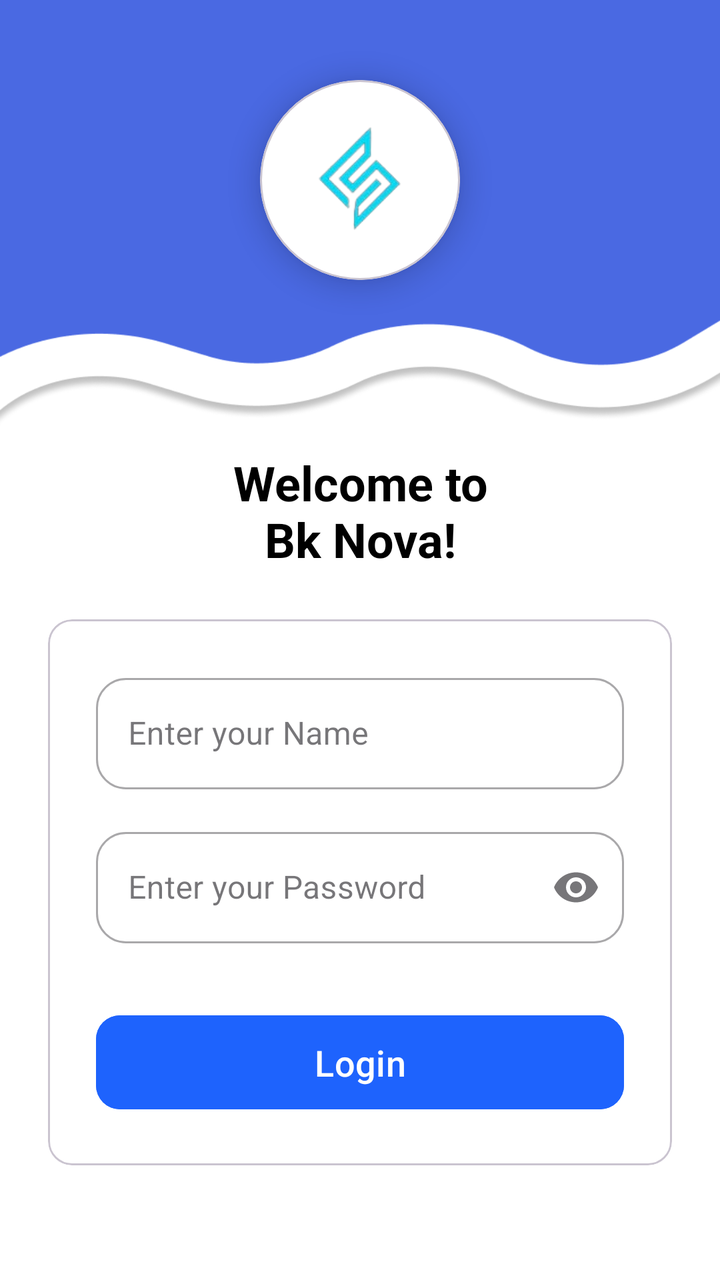
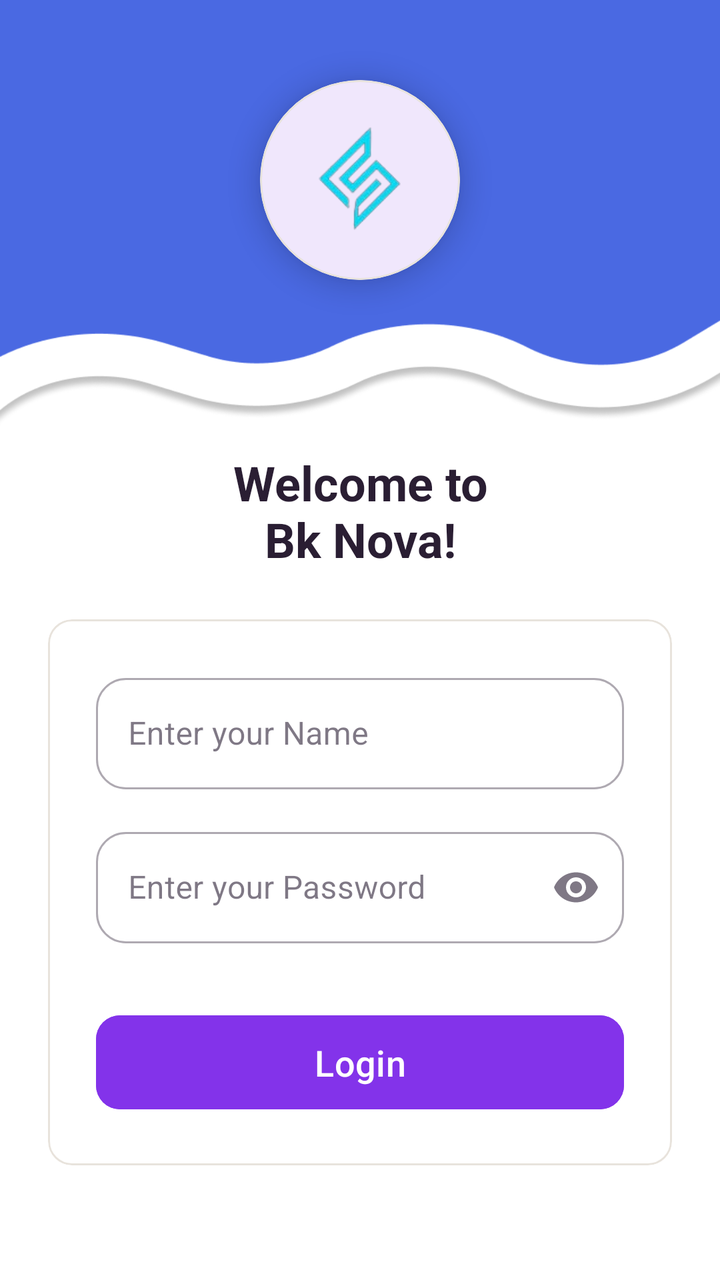

The first picture is an Android layout as it rendered before a commit; the second is the same layout after the commit. The layout source and the unified diff follow.
<!-- AndroidManifest.xml: application theme Theme.BkNova -->
<!-- res/layout/activity_login.xml -->
<?xml version="1.0" encoding="utf-8"?>
<androidx.core.widget.NestedScrollView xmlns:android="http://schemas.android.com/apk/res/android"
    xmlns:app="http://schemas.android.com/apk/res-auto"
    xmlns:tools="http://schemas.android.com/tools"
    android:layout_width="match_parent"
    android:layout_height="match_parent"
    android:fillViewport="true"
    android:background="@color/white">

    <androidx.constraintlayout.widget.ConstraintLayout
        android:id="@+id/main"
        android:layout_width="match_parent"
        android:layout_height="wrap_content"
        tools:context=".activity.LoginActivity">

        
        <FrameLayout
            android:id="@+id/header_container"
            android:layout_width="match_parent"
            android:layout_height="220dp"
            android:background="@drawable/img_1"
            app:layout_constraintTop_toTopOf="parent">

            <com.google.android.material.card.MaterialCardView
                android:id="@+id/logo_card"
                android:layout_width="100dp"
                android:layout_height="100dp"
                android:layout_gravity="center"
                android:layout_marginBottom="20dp"
                app:cardBackgroundColor="@android:color/white"
                app:cardCornerRadius="50dp"
                app:cardElevation="8dp">

                <ImageView
                    android:layout_width="85dp"
                    android:layout_height="85dp"
                    android:layout_gravity="center"
                    android:src="@drawable/logo"
                    tools:ignore="ContentDescription" />
            </com.google.android.material.card.MaterialCardView>
        </FrameLayout>

        
        <TextView
            android:id="@+id/tv_welcome"
            android:layout_width="wrap_content"
            android:layout_height="wrap_content"
            android:layout_marginTop="5dp"
            android:gravity="center"
            android:text="@string/name_page"
            android:textColor="#000000"
            android:textSize="24sp"
            android:textStyle="bold"
            app:layout_constraintEnd_toEndOf="parent"
            app:layout_constraintStart_toStartOf="parent"
            app:layout_constraintTop_toBottomOf="@id/header_container" />

        
        <com.google.android.material.card.MaterialCardView
            android:id="@+id/login_card"
            android:layout_width="0dp"
            android:layout_height="wrap_content"
            android:layout_marginStart="24dp"
            android:layout_marginEnd="24dp"
            android:layout_marginTop="24dp"
            android:layout_marginBottom="32dp"
            app:layout_constraintWidth_max="488dp"
            app:layout_constraintEnd_toEndOf="parent"
            app:layout_constraintStart_toStartOf="parent"
            app:layout_constraintTop_toBottomOf="@id/tv_welcome"
            app:layout_constraintBottom_toTopOf="@+id/bottom_bg"
            app:layout_constraintVertical_bias="0.0">

            <LinearLayout
                android:layout_width="match_parent"
                android:layout_height="wrap_content"
                android:orientation="vertical"
                android:background="@color/white"
                android:padding="24dp">

                <com.google.android.material.textfield.TextInputLayout
                    android:id="@+id/til_email"
                    style="@style/Widget.MaterialComponents.TextInputLayout.OutlinedBox"
                    android:layout_width="match_parent"
                    android:layout_height="wrap_content"
                    android:hint="@string/name"
                    app:maxWidth="488dp"
                    android:layout_gravity="center_horizontal"
                    app:boxCornerRadiusBottomEnd="15dp"
                    app:boxCornerRadiusBottomStart="15dp"
                    app:boxCornerRadiusTopEnd="15dp"
                    app:boxCornerRadiusTopStart="15dp">

                    <com.google.android.material.textfield.TextInputEditText
                        android:layout_width="match_parent"
                        android:layout_height="wrap_content"
                        android:importantForAutofill="no"
                        android:inputType="textEmailAddress" />
                </com.google.android.material.textfield.TextInputLayout>

                <com.google.android.material.textfield.TextInputLayout
                    android:id="@+id/til_password"
                    style="@style/Widget.MaterialComponents.TextInputLayout.OutlinedBox"
                    android:layout_width="match_parent"
                    android:layout_height="wrap_content"
                    android:layout_marginTop="16dp"
                    android:hint="@string/password"
                    app:maxWidth="488dp"
                    android:layout_gravity="center_horizontal"
                    app:boxCornerRadiusBottomEnd="15dp"
                    app:boxCornerRadiusBottomStart="15dp"
                    app:boxCornerRadiusTopEnd="15dp"
                    app:boxCornerRadiusTopStart="15dp"
                    app:endIconMode="password_toggle">

                    <com.google.android.material.textfield.TextInputEditText
                        android:layout_width="match_parent"
                        android:layout_height="wrap_content"
                        android:importantForAutofill="no"
                        android:inputType="textPassword" />
                </com.google.android.material.textfield.TextInputLayout>

                
                <com.google.android.material.button.MaterialButton
                    android:id="@+id/btn_login"
                    android:layout_width="wrap_content"
                    android:layout_height="55dp"
                    android:layout_marginTop="32dp"
                    android:layout_gravity="center_horizontal"
                    android:minWidth="280dp"
                    android:maxWidth="320dp"
                    android:backgroundTint="#1E63FD"
                    android:text="@string/login"
                    android:textAllCaps="false"
                    android:textSize="18sp"
                    app:cornerRadius="12dp" />
            </LinearLayout>
        </com.google.android.material.card.MaterialCardView>

        
        <View
            android:id="@+id/bottom_bg"
            android:layout_width="match_parent"
            android:layout_height="120dp"
            android:background="@drawable/img"
            app:layout_constraintBottom_toBottomOf="parent"
            app:layout_constraintTop_toBottomOf="@id/login_card"
            app:layout_constraintVertical_bias="1.0" />

    </androidx.constraintlayout.widget.ConstraintLayout>
</androidx.core.widget.NestedScrollView>
<!-- resources referenced by this layout -->
<resources>
  <color name="white">#FFFFFFFF</color>
  <!-- drawable img: png bitmap (drawable, 18517 bytes) -->
  <!-- drawable img_1: png bitmap (drawable, 20213 bytes) -->
  <!-- drawable logo: png bitmap (drawable, 9816 bytes) -->
  <string name="login">Login</string>
  <string name="name">Enter your Name</string>
  <string name="name_page">Welcome to\nBk Nova!</string>
  <string name="password">Enter your Password</string>
  <style name="Theme.BkNova" parent="Base.Theme.BkNova" />
  <style name="Base.Theme.BkNova" parent="Theme.Material3.Light.NoActionBar">
          
          
          <item name="android:windowBackground">@color/white</item>
      </style>
</resources>

<!-- the commit's change to res/layout/activity_login.xml (unified diff, before → after) -->
@@ -48,7 +48,7 @@
             android:layout_marginTop="5dp"
             android:gravity="center"
             android:text="@string/name_page"
-            android:textColor="#000000"
+            android:textColor="@color/text_color_primary"
             android:textSize="24sp"
             android:textStyle="bold"
             app:layout_constraintEnd_toEndOf="parent"
@@ -129,7 +129,7 @@
                     android:layout_gravity="center_horizontal"
                     android:minWidth="280dp"
                     android:maxWidth="320dp"
-                    android:backgroundTint="#1E63FD"
+                    android:backgroundTint="@color/brand_primary"
                     android:text="@string/login"
                     android:textAllCaps="false"
                     android:textSize="18sp"
<!-- resource entries referenced after the edit -->
@@ -1,5 +1,7 @@
 <!-- resources referenced by this layout -->
 <resources>
+  <color name="brand_primary">#8333EA</color>
+  <color name="text_color_primary">#2A1E33</color>
   <color name="white">#FFFFFFFF</color>
   <!-- drawable img: png bitmap (drawable, 18517 bytes) -->
   <!-- drawable img_1: png bitmap (drawable, 20213 bytes) -->
@@ -10,9 +12,56 @@
   <string name="password">Enter your Password</string>
   <style name="Theme.BkNova" parent="Base.Theme.BkNova" />
   <style name="Base.Theme.BkNova" parent="Theme.Material3.Light.NoActionBar">
+  
           
+          <item name="colorPrimary">@color/brand_primary</item>
+          <item name="colorOnPrimary">@color/white</item>
+          <item name="colorPrimaryContainer">@color/brand_soft</item>
+          <item name="colorOnPrimaryContainer">@color/text_color_primary</item>
+  
+          <item name="colorSecondary">@color/accent_pink</item>
           
-          <item name="android:windowBackground">@color/white</item>
+          <item name="colorOnSecondary">@color/text_color_primary</item>
+          <item name="colorSecondaryContainer">@color/accent_pink_soft</item>
+          <item name="colorOnSecondaryContainer">@color/text_color_primary</item>
+  
+          <item name="colorTertiary">@color/accent_peach</item>
+          <item name="colorOnTertiary">@color/text_color_primary</item>
+          <item name="colorTertiaryContainer">@color/accent_peach_soft</item>
+          <item name="colorOnTertiaryContainer">@color/text_color_primary</item>
+  
+          <item name="colorSurface">@color/white</item>
+          <item name="colorOnSurface">@color/text_color_primary</item>
+          <item name="colorSurfaceVariant">@color/background_cream</item>
+          <item name="colorOnSurfaceVariant">@color/text_color_secondary</item>
+          <item name="android:colorBackground">@color/background_cream</item>
+          <item name="colorOnBackground">@color/text_color_primary</item>
+  
+          <item name="colorOutline">@color/divider_color</item>
+          <item name="colorOutlineVariant">@color/divider_color</item>
+  
+          <item name="colorError">@color/red_text</item>
+          <item name="colorOnError">@color/white</item>
+          <item name="colorErrorContainer">@color/red_light</item>
+          <item name="colorOnErrorContainer">@color/red_text</item>
+  
+          <item name="android:windowBackground">@color/background_cream</item>
+  
+          
+          <item name="android:statusBarColor">@color/white</item>
+          <item name="android:windowLightStatusBar">true</item>
+          <item name="android:navigationBarColor">@color/white</item>
+          <item name="android:windowLightNavigationBar" tools:targetApi="o_mr1">true</item>
       </style>
+  <color name="brand_soft">#F0E6FC</color>
+  <color name="accent_pink">#FF7FAF</color>
+  <color name="accent_pink_soft">#FFECF3</color>
+  <color name="accent_peach">#FFC6BF</color>
+  <color name="accent_peach_soft">#FFE8E5</color>
+  <color name="background_cream">#F8F7F2</color>
+  <color name="text_color_secondary">#6B5E75</color>
+  <color name="divider_color">#E8E3DC</color>
+  <color name="red_text">#DC2626</color>
+  <color name="red_light">#FEE2E2</color>
 </resources>
 
